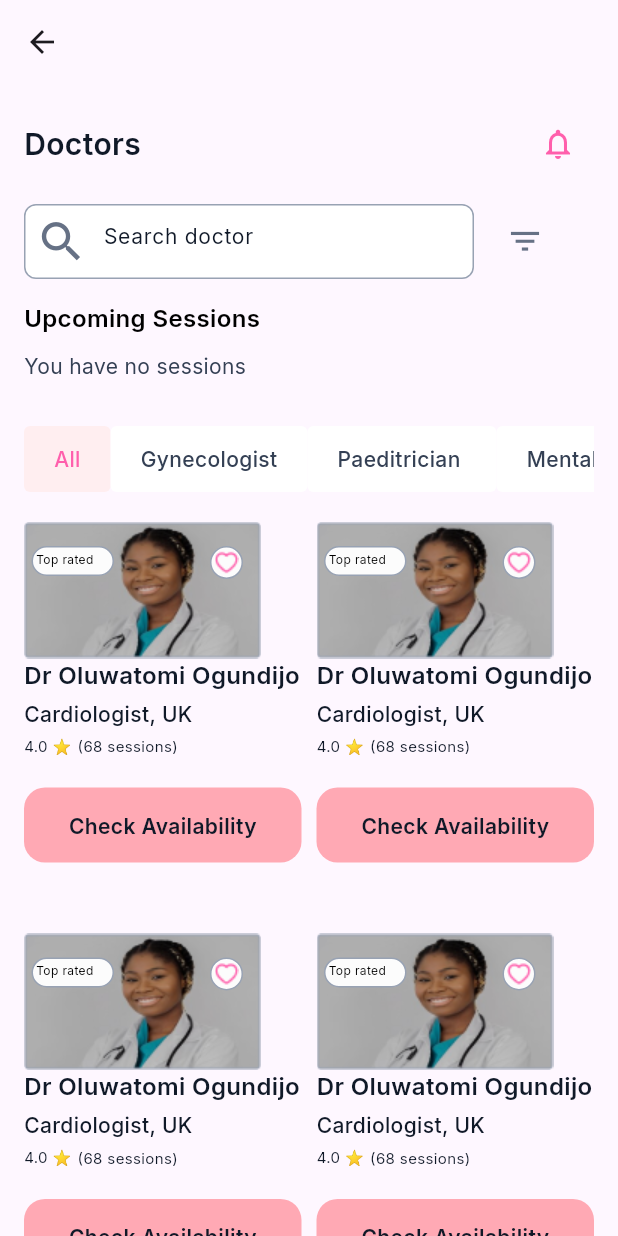
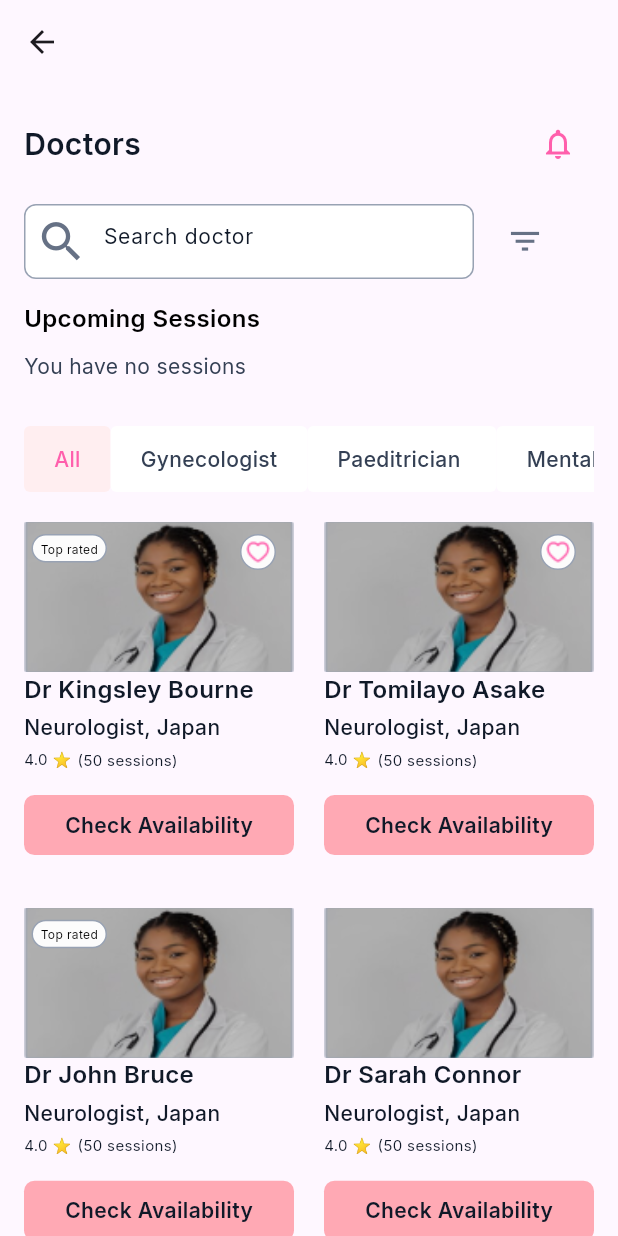
Before and after one commit to tomilayo2/bloom, a Flutter app: the DoctorView screen opened directly, on a phone screen of 412 x 824 dp. Run offline on Flutter 3.47's test engine with Material 3 defaults, Android fonts, the light colour scheme and no system bars; our stand-ins replace google_fonts, pinput, smooth_page_indicator, table_calendar.

Commit message:
changes in doctors card item

```diff
--- a/lib/features/doctor/Pages/doctor_view.dart
+++ b/lib/features/doctor/Pages/doctor_view.dart
@@ -1,6 +1,8 @@
 import 'package:bloom/features/Authentication/widgets/app_button.dart';
+import 'package:bloom/features/doctor/models/doctor_model.dart';
 import 'package:flutter/material.dart';
 import 'package:google_fonts/google_fonts.dart';
+import 'package:pinput/pinput.dart';
 
 import '../../../constant/app_color.dart';
 import '../widgets/doctors_card.dart';
@@ -229,19 +231,20 @@ class _DoctorViewState extends State<DoctorView> {
                 ],
               ),
             ),
-            SizedBox(height: 20,),
+            const SizedBox(height: 20,),
             GridView.builder(
-              gridDelegate: SliverGridDelegateWithFixedCrossAxisCount(
+              gridDelegate: const SliverGridDelegateWithFixedCrossAxisCount(
                 crossAxisCount: 2,
-                crossAxisSpacing: 10,
-                mainAxisSpacing: 10,
+                crossAxisSpacing: 20,
                 childAspectRatio: 0.7,
               ),
               shrinkWrap: true,
               physics: NeverScrollableScrollPhysics(),
-              itemCount: 10,
+              itemCount: doctorList.length,
               itemBuilder: (context, index) {
-                return  DoctorsCard();
+                return  DoctorsCard(
+                  doctorModel: doctorList[index],
+                );
               },
             ),
           ],
--- a/lib/features/doctor/models/doctor_model.dart
+++ b/lib/features/doctor/models/doctor_model.dart
@@ -1,3 +1,78 @@
 class DoctorModel{
+  DoctorModel({
+    required this.imagePath,
+    required this.isTopRated,
+    required this.isFavorite,
+    required this.name,
+    required this.specialization,
+    required this.location,
+    required this.rating,
+    required this.numberOfSessions,
+  });
 
+  final String imagePath;
+  final bool isTopRated;
+  final bool isFavorite;
+  final String name;
+  final String specialization;
+  final String location;
+  final double rating;
+  final int numberOfSessions;
 }
+
+List<DoctorModel> doctorList = [
+  DoctorModel(
+      imagePath: 'assets/images/tomi_two_image.png',
+      isTopRated: true,
+      isFavorite: true,
+      name: 'Dr Kingsley Bourne',
+      specialization: 'Neurologist',
+      location: 'Japan',
+      rating: 4.0,
+      numberOfSessions: 50),
+  DoctorModel(
+      imagePath: 'assets/images/tomi_two_image.png',
+      isTopRated: false,
+      isFavorite: true,
+      name: 'Dr Tomilayo Asake',
+      specialization: 'Neurologist',
+      location: 'Japan',
+      rating: 4.0,
+      numberOfSessions: 50),
+  DoctorModel(
+      imagePath: 'assets/images/tomi_two_image.png',
+      isTopRated: true,
+      isFavorite: false,
+      name: 'Dr John Bruce',
+      specialization: 'Neurologist',
+      location: 'Japan',
+      rating: 4.0,
+      numberOfSessions: 50),
+  DoctorModel(
+      imagePath: 'assets/images/tomi_two_image.png',
+      isTopRated: false,
+      isFavorite: false,
+      name: 'Dr Sarah Connor',
+      specialization: 'Neurologist',
+      location: 'Japan',
+      rating: 4.0,
+      numberOfSessions: 50),
+  DoctorModel(
+      imagePath: 'assets/images/tomi_two_image.png',
+      isTopRated: true,
+      isFavorite: true,
+      name: 'Dr Kingsley Bourne',
+      specialization: 'Neurologist',
+      location: 'Japan',
+      rating: 4.0,
+      numberOfSessions: 50),
+  DoctorModel(
+      imagePath: 'assets/images/tomi_two_image.png',
+      isTopRated: false,
+      isFavorite: true,
+      name: 'Dr Tomilayo Asake',
+      specialization: 'Neurologist',
+      location: 'Japan',
+      rating: 4.0,
+      numberOfSessions: 50),
+];
--- a/lib/features/doctor/widgets/doctors_card.dart
+++ b/lib/features/doctor/widgets/doctors_card.dart
@@ -1,4 +1,5 @@
 import 'package:bloom/features/doctor/Pages/doctor_profile.dart';
+import 'package:bloom/features/doctor/models/doctor_model.dart';
 import 'package:flutter/material.dart';
 import 'package:google_fonts/google_fonts.dart';
 
@@ -7,29 +8,38 @@ import '../../../constant/app_color.dart';
 class DoctorsCard extends StatelessWidget {
   const DoctorsCard({
     super.key,
+    required this.doctorModel,
   });
+  final DoctorModel doctorModel;
 
   @override
   Widget build(BuildContext context) {
-    return SizedBox(
-      child: Column(
+    return Column(
       crossAxisAlignment: CrossAxisAlignment.start,
       children: [
         Stack(
           children: [
-              Image.asset("assets/images/tomi_two_image.png"),
-              Positioned(
-                top: 16,
+            Container(
+              width: double.infinity,
+              height: 100.0,
+              decoration: BoxDecoration(
+                  image: DecorationImage(
+                    image: AssetImage(doctorModel.imagePath),
+                    fit: BoxFit.cover,
+                  )
+              ),
+            ),
+            Visibility(
+              visible: doctorModel.isTopRated,
+              child: Positioned(
+                top: 8,
                 left: 5,
                 child: Container(
-                  padding: EdgeInsets.all(2),
-                  // margin: EdgeInsets.all(16),
-                  height: 20,
-                  width: 55,
+                  padding: const EdgeInsets.symmetric(horizontal: 5.0, vertical: 3.0),
+                  alignment: Alignment.center,
                   decoration: BoxDecoration(
                       color: AppColor.appOffColor,
-                      shape: BoxShape.rectangle,
-                      borderRadius: BorderRadius.all(Radius.circular(16.0)),
+                      borderRadius: const BorderRadius.all(Radius.circular(16.0)),
                       border: Border.all(color: AppColor.appGreyColor)
                   ),
                   child: Text(
@@ -42,56 +52,56 @@ class DoctorsCard extends StatelessWidget {
                   ),
                 ),
               ),
-              Positioned(
-                top: 16,
+            ),
+            Visibility(
+              visible: doctorModel.isFavorite,
+              child: Positioned(
+                top: 8,
                 right: 12,
                 child: Container(
-                    padding: EdgeInsets.all(2),
-                    // margin: EdgeInsets.all(8),
-                    // height: 25,
-                    // width: 60,
+                    padding: const EdgeInsets.all(3),
                     decoration: BoxDecoration(
                         color: AppColor.appOffColor,
                         shape: BoxShape.circle,
-                        // borderRadius: BorderRadius.all(Radius.circular(16.0)),
                         border: Border.all(color: AppColor.appGreyColor)
                     ),
                     child: Image.asset("assets/images/love_image.png",color: AppColor.appAppColor,)
+                ),
               ),
             )
           ],
         ),
         Text(
-            "Dr Oluwatomi Ogundijo",
+          doctorModel.name,
           style: GoogleFonts.inter(
               fontWeight: FontWeight.w600,
               fontSize: 16,
               color: AppColor.appTextColor
           ),
         ),
-          SizedBox(height: 4,),
+        const SizedBox(height: 4,),
         Text(
-            "Cardiologist, UK",
+          "${doctorModel.specialization}, ${doctorModel.location}",
           style: GoogleFonts.inter(
               fontWeight: FontWeight.w500,
               fontSize: 14,
               color: AppColor.appTextColor
           ),
         ),
-          SizedBox(height: 4,),
+        const SizedBox(height: 4,),
         Row(
           children: [
             Text(
-                "4.0 ⭐",
+              "${doctorModel.rating} ⭐",
               style: GoogleFonts.inter(
                   fontWeight: FontWeight.w400,
                   fontSize: 10,
                   color: AppColor.appTextColor
               ),
             ),
-              SizedBox(width: 4,),
+            const SizedBox(width: 4,),
             Text(
-                "(68 sessions)",
+              "(${doctorModel.numberOfSessions} sessions)",
               style: GoogleFonts.inter(
                   fontWeight: FontWeight.w400,
                   fontSize: 10,
@@ -100,16 +110,13 @@ class DoctorsCard extends StatelessWidget {
             ),
           ],
         ),
-          SizedBox(height: 20,),
+        const SizedBox(height: 16,),
         GestureDetector(
           child: Container(
-              padding: EdgeInsets.all(16.0),
-               height: 50,
-              width: 200,
-              decoration: BoxDecoration(
-                  shape: BoxShape.rectangle,
+            padding: const EdgeInsets.all(10.0),
+            decoration: const BoxDecoration(
                 color: AppColor.appButtonColor,
-                  borderRadius: BorderRadius.all(Radius.circular(14))
+                borderRadius: BorderRadius.all(Radius.circular(7))
             ),
             child: Align(
               alignment: Alignment.center,
@@ -124,11 +131,10 @@ class DoctorsCard extends StatelessWidget {
             ),
           ),
           onTap: (){
-              Navigator.push(context, MaterialPageRoute(builder: (context) => DoctorProfile()));
+            //Navigator.push(context, MaterialPageRoute(builder: (context) => DoctorProfile()));
           },
         )
       ],
-      ),
     );
   }
 }
```
Also changed, not shown: pubspec.lock, 9 other files. Lines whose indentation alone changed are shown as unchanged.
